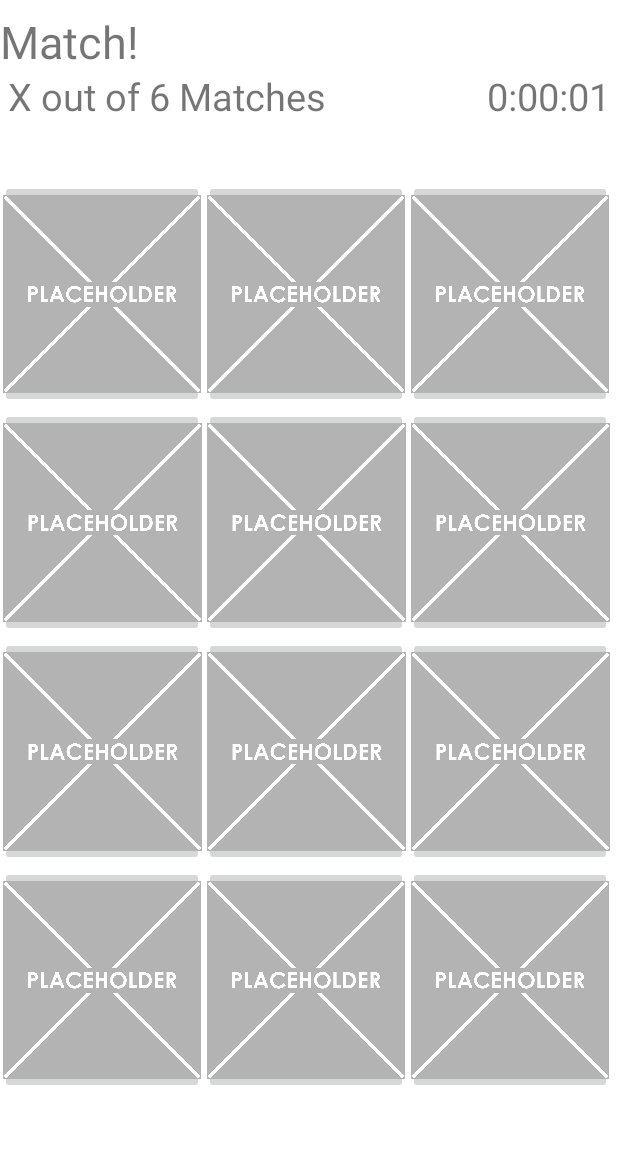
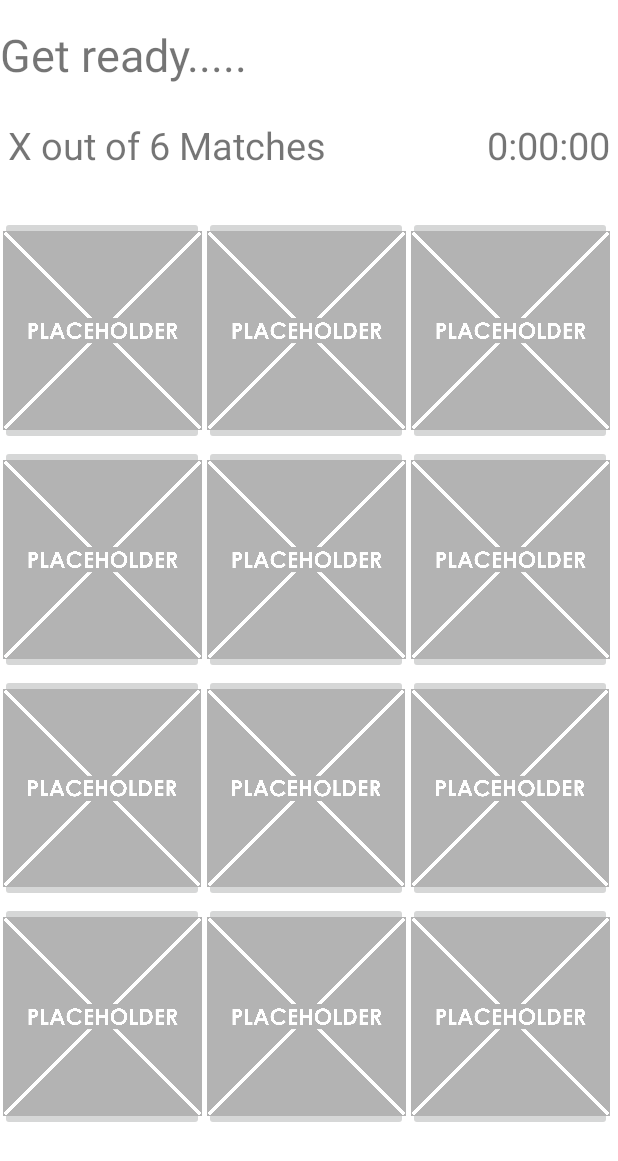
Before and after one commit to SA53-Team-7/MatchingGame, an Android app: the Game screen opened directly, with no data from a screen before it, on a phone screen of 412 x 824 dp. Shown: the top 1161 px of the screen. Run offline under Robolectric (Android 15) with nearby library versions, the phone set to English and light mode, and no system bars.

Commit message:
Added time before pictures hide, layout changes on Game

```diff
--- a/app/src/main/java/com/team7/matchinggame/Game.java
+++ b/app/src/main/java/com/team7/matchinggame/Game.java
@@ -12,6 +12,8 @@ import android.widget.ImageButton;
 import android.widget.ImageView;
 import android.widget.TextView;
 
+import org.w3c.dom.Text;
+
 import java.io.File;
 import java.io.FilenameFilter;
 import java.util.ArrayList;
@@ -25,6 +27,7 @@ public class Game extends AppCompatActivity implements View.OnClickListener{
 	private Boolean[] gridStatus = new Boolean[12];
 	private File[] allImages = new File[6];
 	private Integer seconds = 0;
+	private Integer gameProgress = 0;
 
     @Override
     protected void onCreate(Bundle savedInstanceState) {
@@ -34,8 +37,15 @@ public class Game extends AppCompatActivity implements View.OnClickListener{
         retrieveImages();
         getAllImageViews();
         assignImagesToGrid();
-        hideImages();
-        runStopwatch();
+
+		Handler handler = new Handler();
+		handler.postDelayed(new Runnable() {
+			@Override
+			public void run() {
+				hideImages();
+				runStopwatch();
+			}
+		}, 3000);
     }
 
     protected void retrieveImages(){
@@ -88,6 +98,8 @@ public class Game extends AppCompatActivity implements View.OnClickListener{
 				e.printStackTrace();
 			}
 		}
+		TextView head = findViewById(R.id.gameHead);
+		head.setText("Match!");
 	}
 
 	@Override
@@ -126,4 +138,14 @@ public class Game extends AppCompatActivity implements View.OnClickListener{
 			}
 		});
 	}
+
+	protected void addScore() {
+    	gameProgress++;
+		TextView progress = findViewById(R.id.textGameProgress);
+		progress.setText(gameProgress + " out of 6 Matches");
+	}
+
+	protected void endGame() {
+
+	}
 }
--- a/app/src/main/res/layout/activity_game.xml
+++ b/app/src/main/res/layout/activity_game.xml
@@ -11,13 +11,14 @@
         android:id="@+id/gameHead"
         android:layout_width="0dp"
         android:layout_height="0dp"
+        android:layout_marginTop="16dp"
+        android:text="Get ready....."
         android:textSize="30sp"
-        android:text="Match!"
-        android:paddingTop="7dp"
+        app:layout_constraintBottom_toTopOf="@+id/textGameProgress"
+        app:layout_constraintHeight_percent="0.07"
+        app:layout_constraintLeft_toLeftOf="parent"
         app:layout_constraintTop_toTopOf="parent"
-        app:layout_constraintLeft_toLeftOf="parent"
-        app:layout_constraintWidth_percent="1"
-        app:layout_constraintHeight_percent="0.05"/>/>
+        app:layout_constraintWidth_percent="1" />/>
 
 
     <TextView
@@ -51,7 +52,7 @@
         android:id="@+id/img1"
         android:layout_width="0dp"
         android:layout_height="0dp"
-        android:layout_marginTop="32dp"
+        android:layout_marginTop="24dp"
         android:scaleType="centerCrop"
         app:layout_constraintHeight_percent="0.185"
         app:layout_constraintLeft_toLeftOf="parent"
@@ -63,7 +64,7 @@
         android:id="@+id/img2"
         android:layout_width="0dp"
         android:layout_height="0dp"
-        android:layout_marginTop="32dp"
+        android:layout_marginTop="24dp"
         android:scaleType="centerCrop"
         app:layout_constraintHeight_percent="0.185"
         app:layout_constraintLeft_toRightOf="@id/img1"
@@ -75,7 +76,7 @@
         android:id="@+id/img3"
         android:layout_width="0dp"
         android:layout_height="0dp"
-        android:layout_marginTop="32dp"
+        android:layout_marginTop="24dp"
         android:scaleType="centerCrop"
         app:layout_constraintHeight_percent="0.185"
         app:layout_constraintLeft_toRightOf="@id/img2"
```
